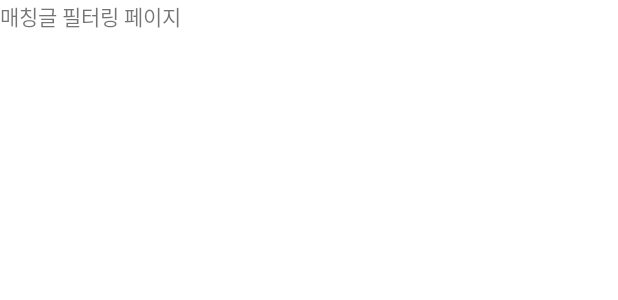
After one commit to One-Trillion-Club/HUMATE-Android, an Android app: the layout mate_fragment_post_list_filter.xml on its own in the app's theme, with its tools: preview values and no code run, on a phone screen of 412 x 824 dp. The commit adds this screen. Shown: the top 300 px of the screen. Run offline under Robolectric (Android 15) with nearby library versions, the phone set to English and light mode, and no system bars.

Commit message:
:sparkles: Feat: 매칭글 전체 조회와 필터 설정 페이지 연결

```diff
--- /dev/null
+++ b/app/src/main/res/layout/mate_fragment_post_list_filter.xml
@@ -0,0 +1,13 @@
+<?xml version="1.0" encoding="utf-8"?>
+<FrameLayout xmlns:android="http://schemas.android.com/apk/res/android"
+             xmlns:tools="http://schemas.android.com/tools"
+             android:layout_width="match_parent"
+             android:layout_height="match_parent"
+             tools:context=".mate.fragment.PostListFragment">
+
+    <TextView
+            android:layout_width="match_parent"
+            android:layout_height="match_parent"
+            android:text="매칭글 필터링 페이지"/>
+
+</FrameLayout>
--- a/app/src/main/res/menu/bottom_nav.xml
+++ b/app/src/main/res/menu/bottom_nav.xml
@@ -2,7 +2,7 @@
 <menu xmlns:android="http://schemas.android.com/apk/res/android">
 
     <item
-        android:id="@+id/mateFragment"
+        android:id="@+id/postListFragment"
         android:icon="@drawable/ic_mate_selector"
         android:title="메이트" />
 
```
Also changed, not shown: app/src/main/java/com/otclub/humate/mate/fragment/PostListFilterFragment.kt (added, +57 -0 lines), app/src/main/java/com/otclub/humate/mate/fragment/PostListFragment.kt (+14 -0 lines), app/src/main/res/navigation/nav_graph.xml (+12 -3 lines).
